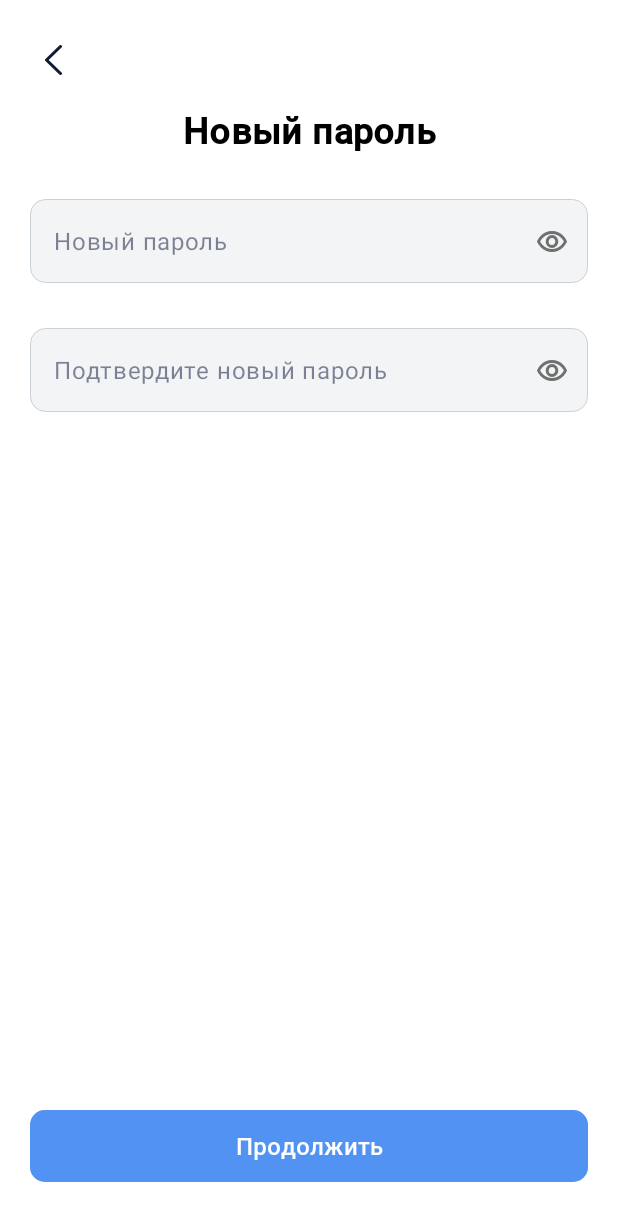
After one commit to DanielTeshkin/auction, an Android app: the layout fragment_passport_recovery.xml on its own in the app's theme, with its tools: preview values and no code run, on a phone screen of 412 x 824 dp. The commit adds this screen. Shown: the top 1221 px of the screen. Run offline under Robolectric (Android 15) with nearby library versions, the phone set to English and light mode, and no system bars.

Commit message:
add recovery pass and filter

```diff
--- a/app/src/main/java/com/example/auctionapp/di/RepositoryModule.kt
+++ b/app/src/main/java/com/example/auctionapp/di/RepositoryModule.kt
@@ -39,5 +39,8 @@ abstract class RepositoryModule {
     @Binds
     abstract fun provideMainRepo(repo: MainRepositoryImpl): MainRepository
 
+    @Binds
+    abstract fun providePassRecoveryRepo(repo: RecoveryPasswordRepositoryImpl): RecoveryPasswordRepository
+
 
 }
--- a/app/src/main/java/com/example/auctionapp/ui/detail/DetailFragment.kt
+++ b/app/src/main/java/com/example/auctionapp/ui/detail/DetailFragment.kt
@@ -94,10 +94,8 @@ class DetailFragment : Fragment(R.layout.detail_product_item),
     }
 
     private fun isDateAfterToday(dateTimeStr: String): Boolean {
-        val dateTime = LocalDateTime.ofInstant(
-            Instant.from(DateTimeFormatter.ISO_INSTANT.parse(dateTimeStr)),
-            ZoneId.systemDefault()
-        )
+        val formatter = DateTimeFormatter.ofPattern("dd.MM.yyyy HH:mm")
+        val dateTime = LocalDateTime.parse(dateTimeStr, formatter)
         val now = LocalDateTime.now()
         return dateTime.isAfter(now)
     }
--- a/app/src/main/java/com/example/auctionapp/ui/register/number/ConfirmNumberFragment.kt
+++ b/app/src/main/java/com/example/auctionapp/ui/register/number/ConfirmNumberFragment.kt
@@ -69,7 +69,7 @@ class ConfirmNumberFragment : Fragment(R.layout.confirm_number_fragment) {
             findNavController().navigate(
                 ConfirmNumberFragmentDirections.actionConfirmNumberFragmentToConfirmCodeFragment(
                     number = binding.etNumber.text.toString(),
-                    isPassRecovery = forgotPass
+                    IsPassRecovery = forgotPass
                 )
             )
         }
--- /dev/null
+++ b/app/src/main/res/layout/fragment_passport_recovery.xml
@@ -0,0 +1,143 @@
+<?xml version="1.0" encoding="utf-8"?>
+<ScrollView xmlns:android="http://schemas.android.com/apk/res/android"
+    xmlns:app="http://schemas.android.com/apk/res-auto"
+    xmlns:tools="http://schemas.android.com/tools"
+    android:layout_width="match_parent"
+    android:layout_height="match_parent"
+    xmlns:mask="http://schemas.android.com/tools"
+    android:layout_margin="20dp"
+    android:fillViewport="true">
+
+    <androidx.constraintlayout.widget.ConstraintLayout
+        android:layout_width="match_parent"
+        android:layout_height="match_parent">
+
+
+
+        <ImageButton
+            android:padding="10dp"
+            android:id="@+id/imageButton"
+            android:layout_width="wrap_content"
+            android:layout_height="wrap_content"
+            android:background="@null"
+            android:src="@drawable/ic_arrow_back"
+            app:layout_constraintStart_toStartOf="parent"
+            app:layout_constraintTop_toTopOf="parent"
+            tools:ignore="ContentDescription" />
+
+
+        <TextView
+            android:id="@+id/title"
+            style="@style/BoldTextView"
+            android:layout_width="match_parent"
+            android:layout_height="wrap_content"
+            android:layout_marginTop="10dp"
+            android:text="@string/recovery_pass"
+            android:textAlignment="center"
+            android:textColor="@color/black"
+            android:textSize="24sp"
+            android:textStyle="bold"
+            app:layout_constraintEnd_toEndOf="parent"
+            app:layout_constraintStart_toStartOf="parent"
+            app:layout_constraintTop_toBottomOf="@+id/imageButton" />
+
+        <com.google.android.material.textfield.TextInputLayout
+            android:id="@+id/til_password"
+            android:layout_width="match_parent"
+            android:layout_height="wrap_content"
+            android:layout_marginTop="30dp"
+            app:boxStrokeWidth="0dp"
+            app:boxStrokeWidthFocused="0dp"
+            app:hintAnimationEnabled="false"
+            app:hintEnabled="false"
+            app:layout_constraintEnd_toEndOf="parent"
+            app:layout_constraintStart_toStartOf="parent"
+            app:layout_constraintTop_toBottomOf="@+id/title"
+            app:passwordToggleDrawable="@drawable/selector_eye"
+            app:passwordToggleEnabled="true">
+
+            <EditText
+                android:id="@+id/et_password"
+                style="@style/TextAppearance.MaterialComponents.Body1"
+                android:layout_width="match_parent"
+                android:layout_height="56dp"
+                android:autofillHints=""
+                android:background="@drawable/style_edit_text"
+                android:hint="@string/new_pass"
+                android:inputType="textPassword"
+                android:maxLines="1"
+                android:paddingStart="16dp"
+                android:paddingTop="0dp"
+                android:paddingEnd="16dp"
+                android:paddingBottom="0dp"
+                android:textColorHint="#8C162344" />
+
+        </com.google.android.material.textfield.TextInputLayout>
+
+        <com.google.android.material.textfield.TextInputLayout
+            android:id="@+id/confirm_new__password"
+            android:layout_width="match_parent"
+            android:layout_height="wrap_content"
+            android:layout_marginTop="30dp"
+            app:boxStrokeWidth="0dp"
+            app:boxStrokeWidthFocused="0dp"
+            app:hintAnimationEnabled="false"
+            app:hintEnabled="false"
+            app:layout_constraintEnd_toEndOf="parent"
+            app:layout_constraintStart_toStartOf="parent"
+            app:layout_constraintTop_toBottomOf="@+id/til_password"
+            app:passwordToggleDrawable="@drawable/selector_eye"
+            app:passwordToggleEnabled="true">
+
+            <EditText
+                android:id="@+id/et_confirm_new_password"
+                style="@style/TextAppearance.MaterialComponents.Body1"
+                android:layout_width="match_parent"
+                android:layout_height="56dp"
+                android:autofillHints=""
+                android:background="@drawable/style_edit_text"
+                android:hint="@string/confirm_new_pass"
+                android:inputType="textPassword"
+                android:maxLines="1"
+                android:paddingStart="16dp"
+                android:paddingTop="0dp"
+                android:paddingEnd="16dp"
+                android:paddingBottom="0dp"
+                android:textColorHint="#8C162344" />
+
+        </com.google.android.material.textfield.TextInputLayout>
+
+        <com.google.android.material.button.MaterialButton
+            android:id="@+id/btn_sign_in_next"
+            style="@style/BoldTextView"
+            android:enabled="false"
+            android:layout_width="match_parent"
+            android:layout_height="60dp"
+            android:layout_marginBottom="10dp"
+            android:backgroundTint="@drawable/selector_blue_button"
+            android:letterSpacing="0.01"
+            android:text="@string/login_btn_sign_in_next_text"
+            android:textAllCaps="false"
+            android:textColor="@color/white"
+            android:textSize="16sp"
+            app:cornerRadius="10dp"
+            app:layout_constraintBottom_toBottomOf="parent"
+            app:layout_constraintEnd_toEndOf="parent"
+            app:layout_constraintStart_toStartOf="parent" />
+
+
+        <ProgressBar
+            android:visibility="gone"
+            android:id="@+id/progress"
+            style="?android:attr/progressBarStyle"
+            android:layout_width="wrap_content"
+            android:layout_height="wrap_content"
+            app:layout_constraintBottom_toTopOf="@+id/btn_sign_in_next"
+            app:layout_constraintEnd_toEndOf="parent"
+            app:layout_constraintStart_toStartOf="parent"
+            app:layout_constraintTop_toBottomOf="@+id/til_password" />
+
+    </androidx.constraintlayout.widget.ConstraintLayout>
+
+
+</ScrollView>
--- a/app/src/main/res/layout/search_fragment.xml
+++ b/app/src/main/res/layout/search_fragment.xml
@@ -91,7 +91,7 @@
             android:layout_height="wrap_content"
             android:layout_margin="20dp"
             android:drawablePadding="10dp"
-            android:text="@string/search_fragment_filtering_by_price"
+            android:text="@string/filter"
             android:textColor="@color/black"
             android:textSize="16sp"
             app:drawableLeftCompat="@drawable/ic_search_btn_filters" />
--- a/app/src/main/res/values/strings.xml
+++ b/app/src/main/res/values/strings.xml
@@ -16,9 +16,12 @@
 
     <!-- Login Fragment -->
     <string name="login_title_text">Вход в аккаунт</string>
+    <string name="recovery_pass">Новый пароль</string>
     <string name="login_subtitle_text">Чтобы войти в Ваш аккаунт, введите пароль.</string>
     <string name="login_et_number_hint">Номер телефона</string>
     <string name="login_et_password_hint">Пароль</string>
+    <string name="new_pass">Новый пароль</string>
+    <string name="confirm_new_pass">Подтвердите новый пароль</string>
     <string name="login_btn_sign_in_next_text">Продолжить</string>
     <string name="login_btn_forgot_password_text">Забыл пароль</string>
     <string name="create_pass">Придумайте пароль</string>
@@ -79,6 +82,7 @@
     <string name="search_fragment_filtering_by_novelty">По новизне</string>
     <string name="search_fragment_filtering_by_price">По возрастанию цены</string>
     <string name="search_fragment_search">Поиск</string>
+    <string name="filter">Отфильтровать</string>
 
     <!-- Search Filter Fragment -->
     <string name="search_filter_fragment_in_stock">В наличии</string>
```
Also changed, not shown: app/src/main/java/com/example/auctionapp/data/networking/ApiService.kt (+6 -5 lines), app/src/main/java/com/example/auctionapp/data/repository/ConfirmNumberRepositoryImpl.kt (+3 -5 lines), app/src/main/java/com/example/auctionapp/data/repository/RecoveryPasswordRepositoryImpl.kt (added, +33 -0 lines), app/src/main/java/com/example/auctionapp/domain/repository/RecoveryPasswordRepository.kt (added, +12 -0 lines), app/src/main/java/com/example/auctionapp/ui/MainViewModel.kt (+8 -0 lines), app/src/main/java/com/example/auctionapp/ui/login/pass_recovery/PasswordRecoveryFragment.kt (+59 -1 lines), app/src/main/java/com/example/auctionapp/ui/login/pass_recovery/PasswordRecoveryViewModel.kt (+28 -1 lines), app/src/main/java/com/example/auctionapp/ui/pass_recovery/PasswordRecoveryFragment.kt (deleted, +0 -9 lines), app/src/main/java/com/example/auctionapp/ui/pass_recovery/PasswordRecoveryViewModel.kt (deleted, +0 -10 lines), app/src/main/java/com/example/auctionapp/ui/register/code/ConfirmCodeFragment.kt (+29 -11 lines), app/src/main/java/com/example/auctionapp/ui/register/number/ConfirmNumberViewModel.kt (+4 -4 lines), app/src/main/java/com/example/auctionapp/ui/search/SearchFragment.kt (+23 -4 lines), app/src/main/java/com/example/auctionapp/ui/search/filter/FilterFragment.kt (+28 -5 lines), app/src/main/res/navigation/nav_graph.xml (+17 -0 lines).
